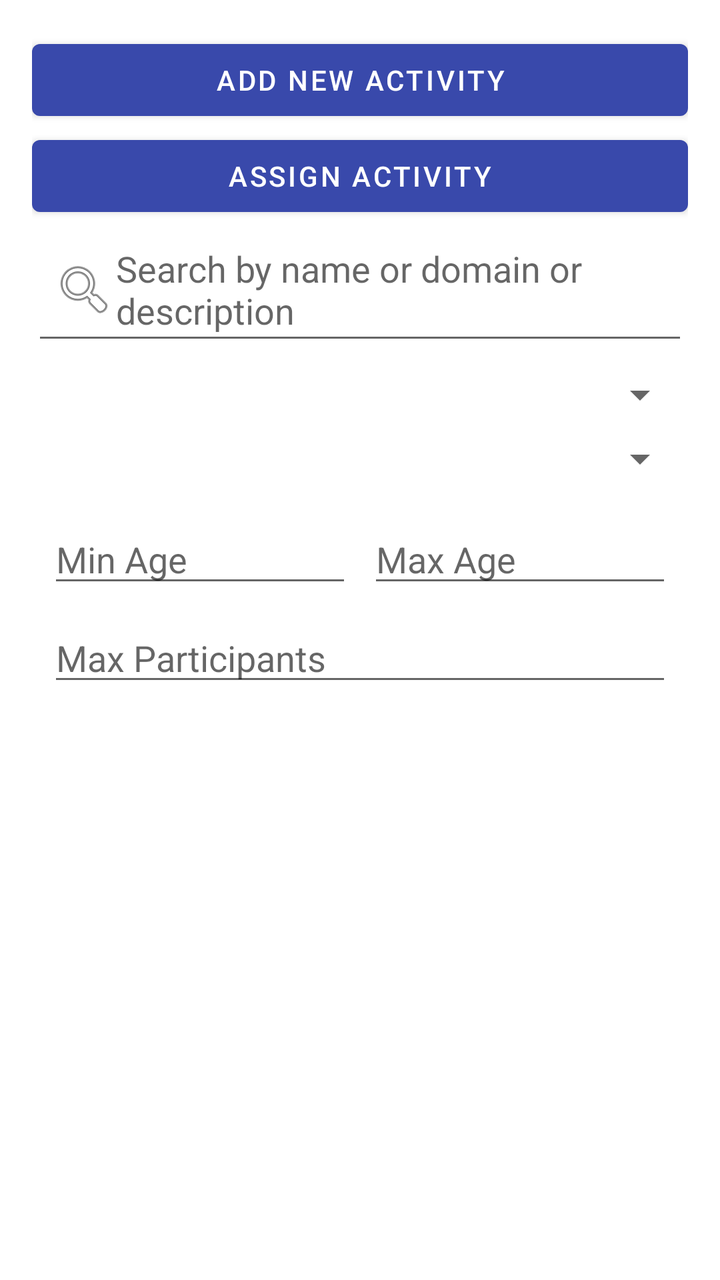
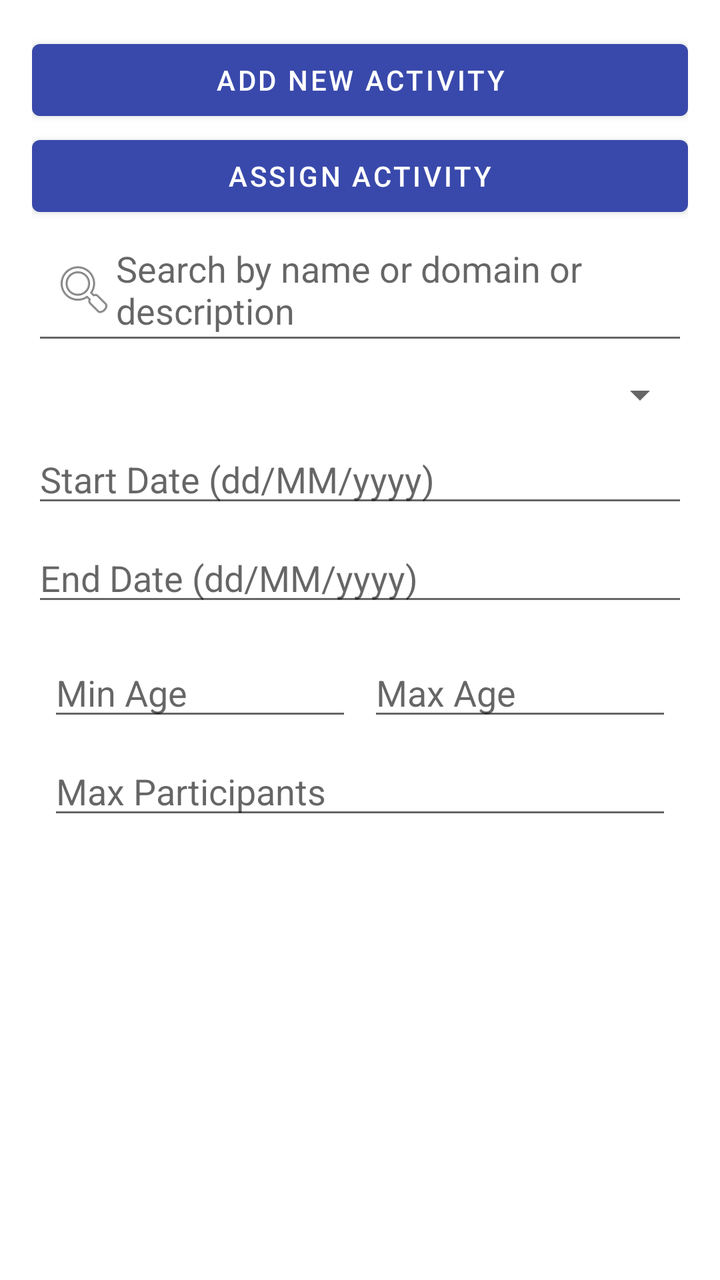

An Android layout rendered at two revisions. The XML below is the earlier revision; the diff shows what the commit changed to produce the second picture.
<!-- AndroidManifest.xml: application theme Theme.YouthSphere -->
<!-- res/layout/fragment_manage_activities.xml -->
<LinearLayout xmlns:android="http://schemas.android.com/apk/res/android"
    android:id="@+id/activityContainer"
    android:layout_width="match_parent"
    android:layout_height="match_parent"
    android:orientation="vertical"
    android:padding="16dp">

    <Button
        android:id="@+id/btnAddActivity"
        android:layout_width="match_parent"
        android:layout_height="wrap_content"
        android:text="@string/add_activity" />
    <Button
        android:id="@+id/btnAssignActivity"
        android:layout_width="match_parent"
        android:layout_height="wrap_content"
        android:text="@string/assign_activity" />

    <EditText
        android:id="@+id/etSearch"
        android:layout_width="match_parent"
        android:layout_height="wrap_content"
        android:hint="Search by name or domain or description"
        android:drawableLeft="@android:drawable/ic_menu_search"
        android:padding="10dp"
        android:layout_marginBottom="8dp"
        />

    <Spinner
        android:id="@+id/spinnerInstructorFilter"
        android:layout_width="match_parent"
        android:layout_height="wrap_content"
        android:layout_marginBottom="8dp"
        />

    <Spinner
        android:id="@+id/spinnerMonthFilter"
        android:layout_width="match_parent"
        android:layout_height="wrap_content"
        android:layout_marginBottom="8dp"
        />

    <LinearLayout
        android:layout_width="match_parent"
        android:layout_height="wrap_content"
        android:orientation="horizontal"
        android:padding="8dp">

        <EditText
            android:id="@+id/etMinAge"
            android:layout_width="0dp"
            android:layout_weight="1"
            android:layout_height="wrap_content"
            android:hint="Min Age"
            android:inputType="number" />

        <EditText
            android:id="@+id/etMaxAge"
            android:layout_width="0dp"
            android:layout_weight="1"
            android:layout_height="wrap_content"
            android:hint="Max Age"
            android:inputType="number"
            android:layout_marginStart="8dp" />
    </LinearLayout>

    <EditText
        android:id="@+id/etMaxParticipants"
        android:layout_width="match_parent"
        android:layout_height="wrap_content"
        android:hint="Max Participants"
        android:inputType="number"
        android:layout_marginHorizontal="8dp" />



    <androidx.recyclerview.widget.RecyclerView
        android:id="@+id/recyclerActivities"
        android:layout_width="match_parent"
        android:layout_height="0dp"
        android:layout_weight="1" />

</LinearLayout>
<!-- resources referenced by this layout -->
<resources>
  <string name="add_activity">Add New Activity</string>
  <string name="assign_activity">Assign Activity</string>
  <style name="Theme.YouthSphere" parent="Theme.MaterialComponents.DayNight.NoActionBar">
          
          <item name="colorPrimary">@color/indigo_600</item>
          <item name="colorPrimaryVariant">@color/indigo_800</item>
          <item name="colorOnPrimary">@color/white</item>
  
          
          <item name="colorSecondary">@color/amber_400</item>
          <item name="colorSecondaryVariant">@color/amber_600</item>
          <item name="colorOnSecondary">@color/black</item>
  
          
          <item name="android:windowBackground">@color/white</item>
          <item name="colorSurface">@color/white</item>
          <item name="colorOnBackground">@color/black</item>
          <item name="colorOnSurface">@color/black</item>
  
          
          <item name="android:statusBarColor">@color/indigo_800</item>
  
          
          <item name="actionBarTheme">@style/ThemeOverlay.MaterialComponents.Dark.ActionBar</item>
          <item name="actionBarPopupTheme">@style/ThemeOverlay.MaterialComponents.Light</item>
  
          
          <item name="popupMenuStyle">@style/PopupMenu.MaterialComponents</item>
      </style>
  <color name="indigo_600">#3949AB</color>
  <color name="indigo_800">#283593</color>
  <color name="white">#FFFFFF</color>
  <color name="amber_400">#FFCA28</color>
  <color name="amber_600">#FFB300</color>
  <color name="black">#000000</color>
  <style name="ThemeOverlay.MaterialComponents.Dark.ActionBar">
          <item name="android:textColorPrimary">@color/white</item>
          <item name="colorControlNormal">@color/white</item>
          <item name="android:textColorSecondary">@color/white</item>
      </style>
  <style name="ThemeOverlay.MaterialComponents.Light">
          <item name="android:textColorPrimary">@color/black</item>
          <item name="android:background">@color/white</item>
      </style>
  <style name="PopupMenu.MaterialComponents" parent="@style/Widget.MaterialComponents.PopupMenu">
          <item name="android:textColor">?attr/colorOnSurface</item>
          <item name="android:background">?attr/colorSurface</item>
          <item name="android:dropDownVerticalOffset">4dp</item>
      </style>
</resources>

<!-- the commit's change to res/layout/fragment_manage_activities.xml (unified diff, before → after) -->
@@ -33,12 +33,28 @@
         android:layout_marginBottom="8dp"
         />
 
-    <Spinner
-        android:id="@+id/spinnerMonthFilter"
+    <EditText
+        android:id="@+id/etStartDate"
         android:layout_width="match_parent"
         android:layout_height="wrap_content"
-        android:layout_marginBottom="8dp"
-        />
+        android:hint="Start Date (dd/MM/yyyy)"
+        android:focusable="false"
+        android:clickable="true"
+        android:inputType="none"
+
+        android:layout_marginBottom="8dp" />
+
+    <EditText
+        android:id="@+id/etEndDate"
+        android:layout_width="match_parent"
+        android:layout_height="wrap_content"
+        android:hint="End Date (dd/MM/yyyy)"
+        android:focusable="false"
+        android:clickable="true"
+        android:inputType="none"
+
+        android:layout_marginBottom="8dp" />
+
 
     <LinearLayout
         android:layout_width="match_parent"
